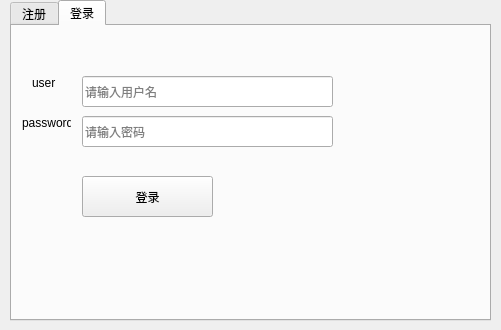
First picture: the form in 0116diskclient/login.ui, repository SYNloveACK/MyNetDisk, before the edit.
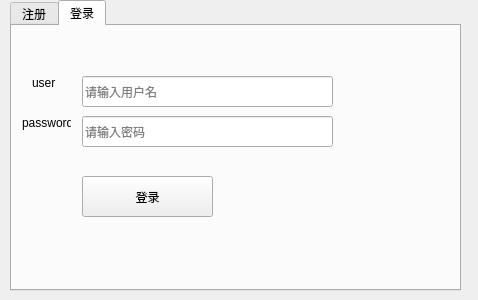
Second picture: the form after the edit. The open tabs and pages were chosen to show the change.

```diff
--- a/0116diskclient/login.ui
+++ b/0116diskclient/login.ui
@@ -6,8 +6,8 @@
    <rect>
     <x>0</x>
     <y>0</y>
-    <width>501</width>
-    <height>330</height>
+    <width>478</width>
+    <height>300</height>
    </rect>
   </property>
   <property name="windowTitle">
@@ -18,8 +18,8 @@
     <rect>
      <x>10</x>
      <y>0</y>
-     <width>481</width>
-     <height>321</height>
+     <width>451</width>
+     <height>291</height>
     </rect>
    </property>
    <property name="currentIndex">
```
Left out of the diff: 2 changed lines with no effect on the pictures.
